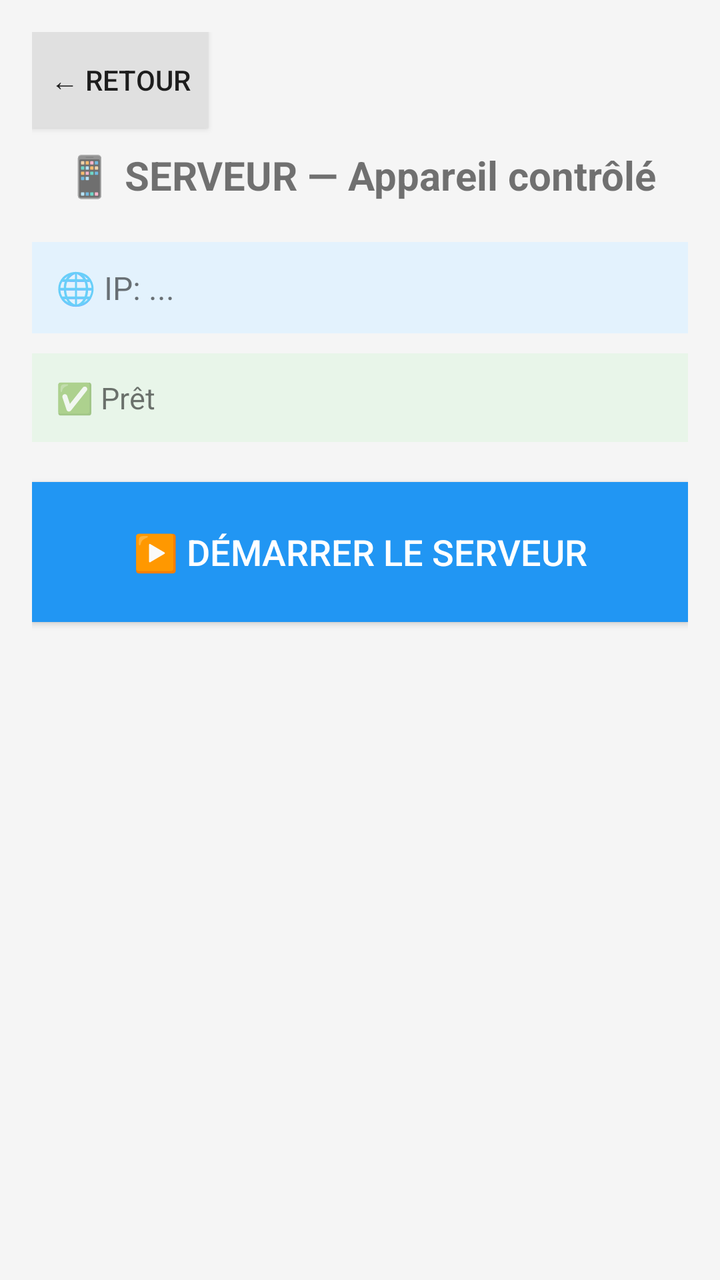
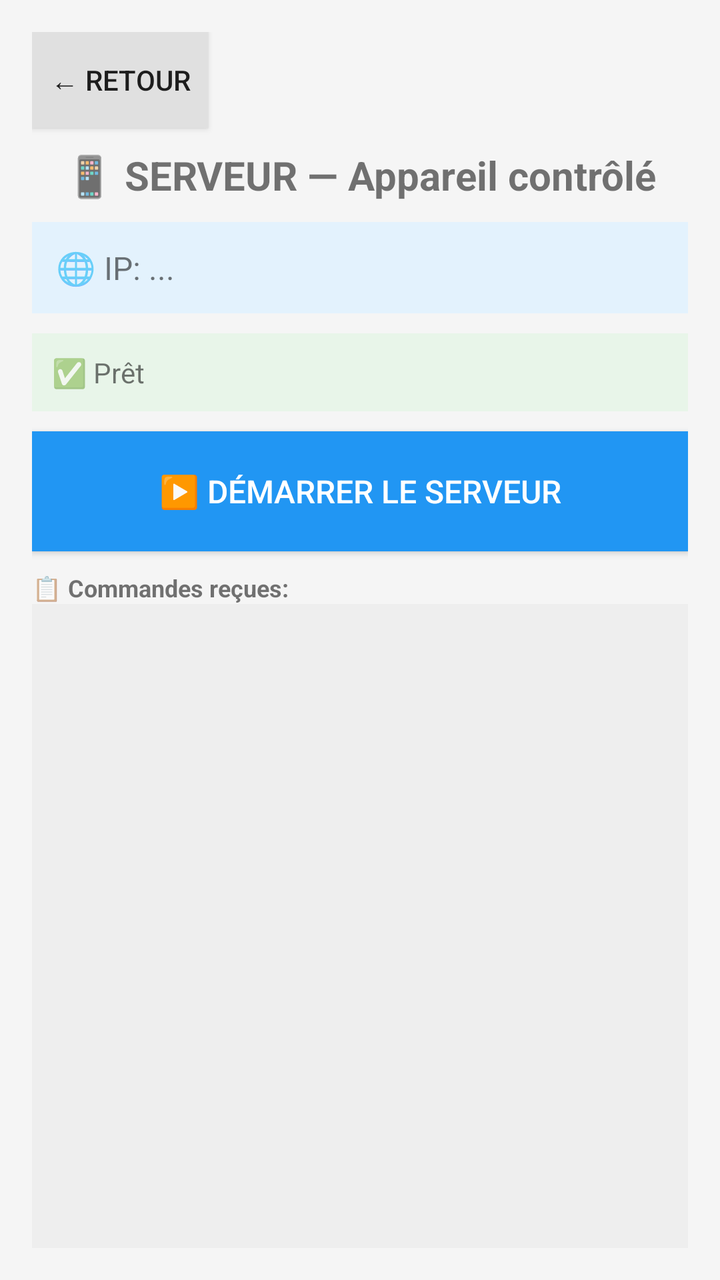

Before-and-after screenshots of an Android layout around one commit, followed by the original layout XML and the change that was made.
<!-- AndroidManifest.xml: application theme Theme.AppCompat.Light.NoActionBar -->
<!-- res/layout/activity_server.xml -->
<?xml version="1.0" encoding="utf-8"?>
<LinearLayout xmlns:android="http://schemas.android.com/apk/res/android"
    android:layout_width="match_parent"
    android:layout_height="match_parent"
    android:orientation="vertical"
    android:padding="16dp"
    android:background="#F5F5F5">

    <Button
        android:id="@+id/btnBackToMain"
        android:layout_width="wrap_content"
        android:layout_height="wrap_content"
        android:text="← Retour"
        android:background="#E0E0E0"
        android:layout_marginBottom="10dp"/>

    <TextView
        android:layout_width="match_parent"
        android:layout_height="wrap_content"
        android:text="📱 SERVEUR — Appareil contrôlé"
        android:textSize="20sp"
        android:textStyle="bold"
        android:gravity="center"
        android:layout_marginBottom="20dp"/>

    <TextView
        android:id="@+id/tvServerIp"
        android:layout_width="match_parent"
        android:layout_height="wrap_content"
        android:text="🌐 IP: ..."
        android:textSize="16sp"
        android:padding="12dp"
        android:background="#E3F2FD"
        android:layout_marginBottom="10dp"/>

    <TextView
        android:id="@+id/tvServerStatus"
        android:layout_width="match_parent"
        android:layout_height="wrap_content"
        android:text="✅ Prêt"
        android:textSize="15sp"
        android:padding="12dp"
        android:background="#E8F5E9"
        android:layout_marginBottom="20dp"/>

    <Button
        android:id="@+id/btnStartServer"
        android:layout_width="match_parent"
        android:layout_height="70dp"
        android:text="▶️ DÉMARRER LE SERVEUR"
        android:background="#2196F3"
        android:textColor="#FFFFFF"
        android:textSize="18sp"/>

</LinearLayout>
<!-- resources referenced by this layout -->
<resources>

</resources>

<!-- the commit's change to res/layout/activity_server.xml (unified diff, before → after) -->
@@ -21,7 +21,7 @@
         android:textSize="20sp"
         android:textStyle="bold"
         android:gravity="center"
-        android:layout_marginBottom="20dp"/>
+        android:layout_marginBottom="10dp"/>
 
     <TextView
         android:id="@+id/tvServerIp"
@@ -38,18 +38,37 @@
         android:layout_width="match_parent"
         android:layout_height="wrap_content"
         android:text="✅ Prêt"
-        android:textSize="15sp"
-        android:padding="12dp"
+        android:textSize="14sp"
+        android:padding="10dp"
         android:background="#E8F5E9"
-        android:layout_marginBottom="20dp"/>
+        android:layout_marginBottom="10dp"/>
 
     <Button
         android:id="@+id/btnStartServer"
         android:layout_width="match_parent"
-        android:layout_height="70dp"
+        android:layout_height="60dp"
         android:text="▶️ DÉMARRER LE SERVEUR"
         android:background="#2196F3"
         android:textColor="#FFFFFF"
-        android:textSize="18sp"/>
+        android:textSize="16sp"
+        android:layout_marginBottom="10dp"/>
+
+    <TextView
+        android:layout_width="match_parent"
+        android:layout_height="wrap_content"
+        android:text="📋 Commandes reçues:"
+        android:textSize="12sp"
+        android:textStyle="bold"/>
+
+    <TextView
+        android:id="@+id/tvReceivedCommands"
+        android:layout_width="match_parent"
+        android:layout_height="0dp"
+        android:layout_weight="1"
+        android:text=""
+        android:textSize="10sp"
+        android:padding="8dp"
+        android:background="#EEEEEE"
+        android:fontFamily="monospace"/>
 
 </LinearLayout>
